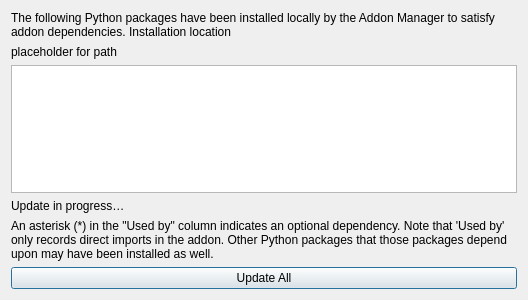
Qt form Manager/Dependencies.ui (FreeCAD/AddonManager) before a commit.
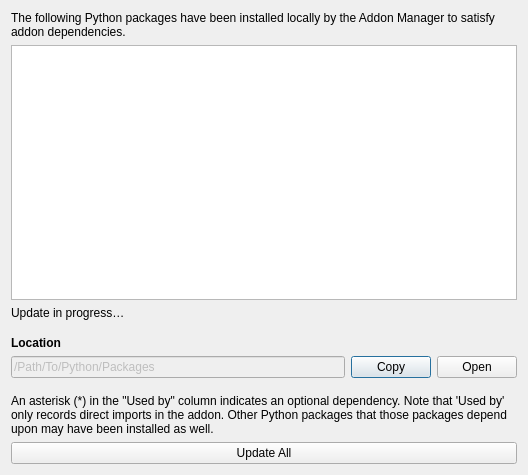
The same form after that commit.

Commit message: Improve Python location field

```diff
--- a/Manager/Dependencies.ui
+++ b/Manager/Dependencies.ui
@@ -2,14 +2,23 @@
 <ui version="4.0">
  <class>Dependencies</class>
  <widget class="QDialog" name="AddonManager_Dependencies">
+  <property name="enabled">
+   <bool>true</bool>
+  </property>
   <property name="geometry">
    <rect>
     <x>0</x>
     <y>0</y>
     <width>528</width>
-    <height>300</height>
+    <height>475</height>
    </rect>
   </property>
+  <property name="sizePolicy">
+   <sizepolicy hsizetype="Preferred" vsizetype="Preferred">
+    <horstretch>0</horstretch>
+    <verstretch>0</verstretch>
+   </sizepolicy>
+  </property>
   <property name="windowTitle">
    <string>Manage Python Dependencies</string>
   </property>
@@ -17,23 +26,13 @@
    <item>
     <widget class="QLabel" name="label">
      <property name="text">
-      <string>The following Python packages have been installed locally by the Addon Manager to satisfy addon dependencies. Installation location</string>
+      <string>&lt;html&gt;&lt;head/&gt;&lt;body&gt;&lt;p&gt;The following Python packages have been installed locally by the Addon Manager to satisfy addon dependencies.&lt;/p&gt;&lt;/body&gt;&lt;/html&gt;</string>
      </property>
      <property name="wordWrap">
       <bool>true</bool>
      </property>
     </widget>
    </item>
-   <item>
-    <widget class="QLabel" name="Installation_Path">
-     <property name="text">
-      <string notr="true">placeholder for path</string>
-     </property>
-     <property name="textInteractionFlags">
-      <set>Qt::TextSelectableByMouse</set>
-     </property>
-    </widget>
-   </item>
    <item>
     <widget class="QTableView" name="tableView">
      <property name="selectionBehavior">
@@ -57,10 +56,201 @@
      </property>
     </widget>
    </item>
+   <item>
+    <spacer name="verticalSpacer">
+     <property name="orientation">
+      <enum>Qt::Vertical</enum>
+     </property>
+     <property name="sizeType">
+      <enum>QSizePolicy::Minimum</enum>
+     </property>
+     <property name="sizeHint" stdset="0">
+      <size>
+       <width>20</width>
+       <height>10</height>
+      </size>
+     </property>
+    </spacer>
+   </item>
+   <item>
+    <layout class="QVBoxLayout" name="Location_Container">
+     <item>
+      <widget class="QLabel" name="Location_Label">
+       <property name="toolTip">
+        <string>Directory where Python packages are stored.</string>
+       </property>
+       <property name="statusTip">
+        <string/>
+       </property>
+       <property name="whatsThis">
+        <string/>
+       </property>
+       <property name="styleSheet">
+        <string notr="true">font-weight : bold ;</string>
+       </property>
+       <property name="text">
+        <string>Location</string>
+       </property>
+       <property name="textFormat">
+        <enum>Qt::MarkdownText</enum>
+       </property>
+      </widget>
+     </item>
+     <item>
+      <layout class="QHBoxLayout" name="Location_Row">
+       <property name="sizeConstraint">
+        <enum>QLayout::SetDefaultConstraint</enum>
+       </property>
+       <item>
+        <widget class="QLineEdit" name="Location_Path">
+         <property name="enabled">
+          <bool>false</bool>
+         </property>
+         <property name="sizePolicy">
+          <sizepolicy hsizetype="Expanding" vsizetype="Preferred">
+           <horstretch>1</horstretch>
+           <verstretch>0</verstretch>
+          </sizepolicy>
+         </property>
+         <property name="baseSize">
+          <size>
+           <width>0</width>
+           <height>0</height>
+          </size>
+         </property>
+         <property name="cursor">
+          <cursorShape>WaitCursor</cursorShape>
+         </property>
+         <property name="focusPolicy">
+          <enum>Qt::NoFocus</enum>
+         </property>
+         <property name="acceptDrops">
+          <bool>false</bool>
+         </property>
+         <property name="toolTip">
+          <string>Path of the directory containing Python dependencies.</string>
+         </property>
+         <property name="autoFillBackground">
+          <bool>false</bool>
+         </property>
+         <property name="styleSheet">
+          <string notr="true"/>
+         </property>
+         <property name="inputMask">
+          <string notr="true"/>
+         </property>
+         <property name="text">
+          <string notr="true">/Path/To/Python/Packages</string>
+         </property>
+         <property name="readOnly">
+          <bool>true</bool>
+         </property>
+         <property name="cursorMoveStyle">
+          <enum>Qt::LogicalMoveStyle</enum>
+         </property>
+         <property name="scaledContents" stdset="0">
+          <bool>false</bool>
+         </property>
+         <property name="wordWrap" stdset="0">
+          <bool>false</bool>
+         </property>
+         <property name="indent" stdset="0">
+          <number>-1</number>
+         </property>
+        </widget>
+       </item>
+       <item>
+        <widget class="QPushButton" name="Location_Copy">
+         <property name="sizePolicy">
+          <sizepolicy hsizetype="Fixed" vsizetype="Preferred">
+           <horstretch>0</horstretch>
+           <verstretch>1</verstretch>
+          </sizepolicy>
+         </property>
+         <property name="baseSize">
+          <size>
+           <width>1</width>
+           <height>1</height>
+          </size>
+         </property>
+         <property name="cursor">
+          <cursorShape>PointingHandCursor</cursorShape>
+         </property>
+         <property name="focusPolicy">
+          <enum>Qt::TabFocus</enum>
+         </property>
+         <property name="toolTip">
+          <string>Copy the path to the directory where Python packages are stored.</string>
+         </property>
+         <property name="text">
+          <string>Copy</string>
+         </property>
+         <property name="default">
+          <bool>false</bool>
+         </property>
+        </widget>
+       </item>
+       <item>
+        <widget class="QPushButton" name="Location_Open">
+         <property name="sizePolicy">
+          <sizepolicy hsizetype="Fixed" vsizetype="Preferred">
+           <horstretch>0</horstretch>
+           <verstretch>1</verstretch>
+          </sizepolicy>
+         </property>
+         <property name="baseSize">
+          <size>
+           <width>1</width>
+           <height>1</height>
+          </size>
+         </property>
+         <property name="cursor">
+          <cursorShape>PointingHandCursor</cursorShape>
+         </property>
+         <property name="focusPolicy">
+          <enum>Qt::TabFocus</enum>
+         </property>
+         <property name="toolTip">
+          <string>Open the path to the directory where Python packages are stored.</string>
+         </property>
+         <property name="text">
+          <string>Open</string>
+         </property>
+         <property name="default">
+          <bool>false</bool>
+         </property>
+        </widget>
+       </item>
+      </layout>
+     </item>
+    </layout>
+   </item>
+   <item>
+    <spacer name="verticalSpacer_2">
+     <property name="orientation">
+      <enum>Qt::Vertical</enum>
+     </property>
+     <property name="sizeType">
+      <enum>QSizePolicy::Minimum</enum>
+     </property>
+     <property name="sizeHint" stdset="0">
+      <size>
+       <width>20</width>
+       <height>10</height>
+      </size>
+     </property>
+    </spacer>
+   </item>
    <item>
     <widget class="QLabel" name="label_2">
+     <property name="sizePolicy">
+      <sizepolicy hsizetype="Preferred" vsizetype="Minimum">
+       <horstretch>0</horstretch>
+       <verstretch>0</verstretch>
+      </sizepolicy>
+     </property>
      <property name="text">
-      <string>An asterisk (*) in the &quot;Used by&quot; column indicates an optional dependency. Note that 'Used by' only records direct imports in the addon. Other Python packages that those packages depend upon may have been installed as well.</string>
+      <string>&lt;html&gt;&lt;head/&gt;&lt;body&gt;&lt;p&gt;An asterisk (*) in the &amp;quot;Used by&amp;quot; column indicates an optional dependency. Note that 'Used by' only records direct imports in the addon. Other Python packages that those packages depend upon may have been installed as well.&lt;/p&gt;&lt;/body&gt;&lt;/html&gt;</string>
      </property>
      <property name="wordWrap">
       <bool>true</bool>
```
Left out of the diff: 4 changed lines with no effect on the pictures. The commit also changes 1 other file.
